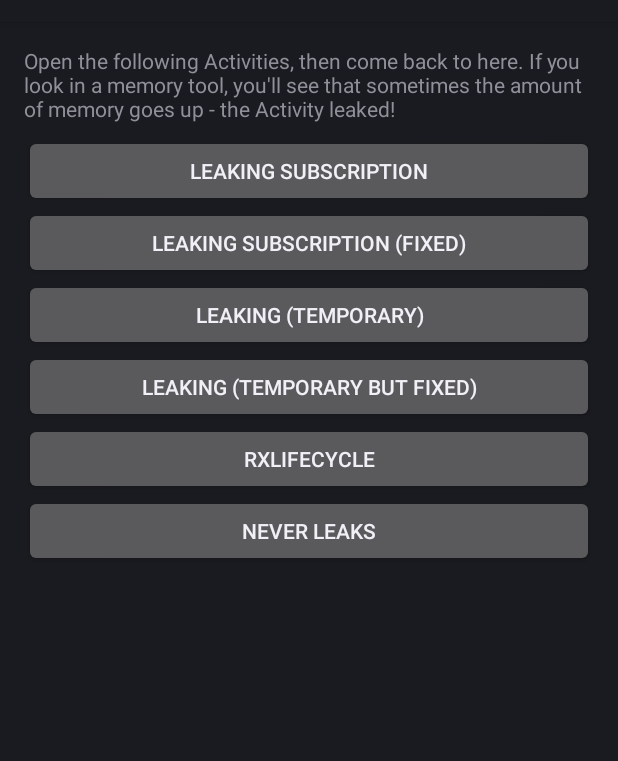
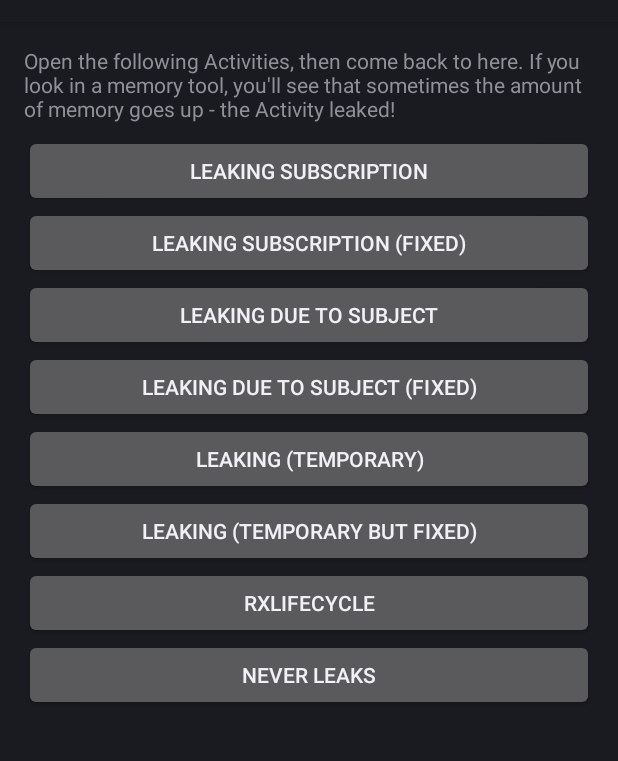
Before and after one commit to dlew/android-subscription-leaks, an Android app: the screen it shows after launch (MainActivity), on a phone screen of 412 x 824 dp, the part 62-823 px from its top. Run offline under Robolectric (Android 15) with nearby library versions, the phone set to English and light mode, and no system bars; our stand-ins replace ButterKnife, Timber; libraries missing offline, so code that uses them is left out: com.squareup.leakcanary; 2 statements that could not run were skipped.

Commit message:
Added Subject-based example

```diff
--- a/app/src/main/AndroidManifest.xml
+++ b/app/src/main/AndroidManifest.xml
@@ -21,6 +21,8 @@
 
         <activity android:name=".LeakingActivity" />
 
+        <activity android:name=".LeakingSubjectActivity" />
+
         <activity android:name=".TempLeakingActivity" />
 
         <activity android:name=".LifecycleActivity" />
--- a/app/src/main/res/layout/activity_main.xml
+++ b/app/src/main/res/layout/activity_main.xml
@@ -33,6 +33,18 @@
             android:text="@string/leaking_subscription_fixed" />
 
         <Button
+            android:id="@+id/leaking_subject"
+            android:layout_width="match_parent"
+            android:layout_height="wrap_content"
+            android:text="@string/leaking_subject" />
+
+        <Button
+            android:id="@+id/leaking_subject_fixed"
+            android:layout_width="match_parent"
+            android:layout_height="wrap_content"
+            android:text="@string/leaking_subject_fixed" />
+
+        <Button
             android:id="@+id/temp_leaking_subscription"
             android:layout_width="match_parent"
             android:layout_height="wrap_content"
--- a/app/src/main/res/values/strings.xml
+++ b/app/src/main/res/values/strings.xml
@@ -7,6 +7,10 @@
     <string name="explanation_leak">This activity should leak when you go back.</string>
     <string name="leaking_subscription">Leaking Subscription</string>
     <string name="leaking_subscription_fixed">Leaking Subscription (Fixed)</string>
+
+    <string name="explanation_leak_subject">This activity should leak when you go back (due to a Subject).</string>
+    <string name="leaking_subject">Leaking due to Subject</string>
+    <string name="leaking_subject_fixed">Leaking due to Subject (Fixed)</string>
 
     <string name="temp_leaking_subscription">Leaking (Temporary)</string>
     <string name="temp_leaking_subscription_fixed">Leaking (Temporary but fixed)</string>
```
Also changed, not shown: app/src/main/java/net/danlew/rxsubscriptions/LeakingSubjectActivity.java (added, +54 -0 lines), app/src/main/java/net/danlew/rxsubscriptions/MainActivity.java (+10 -0 lines), app/src/main/res/layout/activity_leaking_subject.xml (added, +17 -0 lines).
